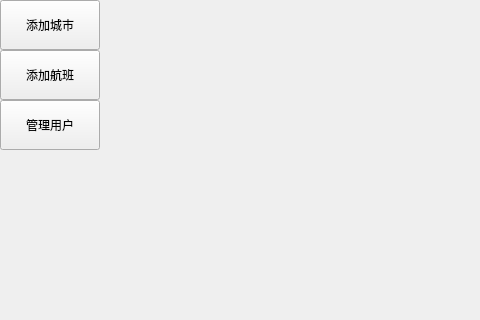
Old version of the form Admin.ui in the repository DoneyW/air; both pictures show x 0 to 480 and y 0 to 320 of the 800 by 450 pixel window.
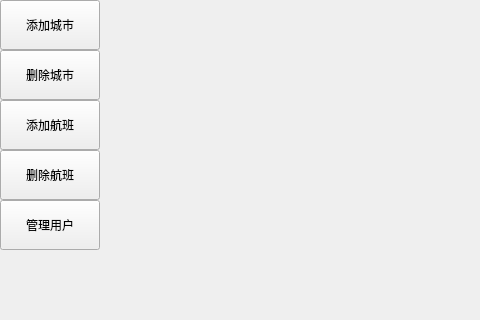
New version of the form.

Patch:
```diff
--- a/Admin.ui
+++ b/Admin.ui
@@ -36,7 +36,7 @@
    <property name="geometry">
     <rect>
      <x>0</x>
-     <y>50</y>
+     <y>100</y>
      <width>100</width>
      <height>50</height>
     </rect>
@@ -55,7 +55,7 @@
    <property name="geometry">
     <rect>
      <x>0</x>
-     <y>100</y>
+     <y>200</y>
      <width>100</width>
      <height>50</height>
     </rect>
@@ -64,6 +64,32 @@
     <string>管理用户</string>
    </property>
   </widget>
+  <widget class="QPushButton" name="PsBt_delCity">
+   <property name="geometry">
+    <rect>
+     <x>0</x>
+     <y>50</y>
+     <width>100</width>
+     <height>50</height>
+    </rect>
+   </property>
+   <property name="text">
+    <string>删除城市</string>
+   </property>
+  </widget>
+  <widget class="QPushButton" name="PsBt_delFlight">
+   <property name="geometry">
+    <rect>
+     <x>0</x>
+     <y>150</y>
+     <width>100</width>
+     <height>50</height>
+    </rect>
+   </property>
+   <property name="text">
+    <string>删除航班</string>
+   </property>
+  </widget>
  </widget>
  <layoutdefault spacing="6" margin="11"/>
  <resources/>
```
